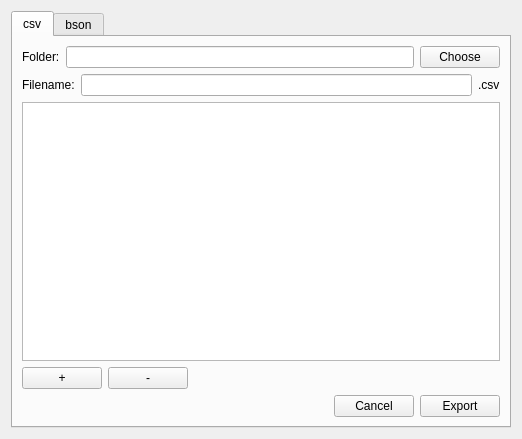
The window that qml/export.ui (naponmeka/monger) describes before a commit, drawn with Qt 5.
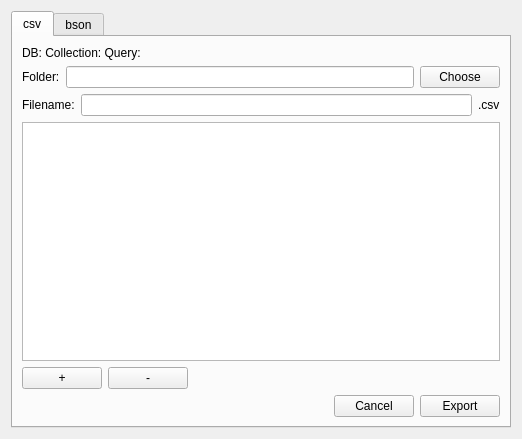
The same window after the commit.

Commit message: export as csv

The edit to the form file:
```diff
--- a/qml/export.ui
+++ b/qml/export.ui
@@ -24,6 +24,13 @@
        <string>csv</string>
       </attribute>
       <layout class="QVBoxLayout" name="verticalLayout">
+       <item>
+        <widget class="QLabel" name="detailLabel">
+         <property name="text">
+          <string>DB: Collection: Query:</string>
+         </property>
+        </widget>
+       </item>
        <item>
         <layout class="QHBoxLayout" name="horizontalLayout_2">
          <item>
```
Left out of the diff: 2 changed lines with no effect on the pictures. The commit also changes 6 other files.
